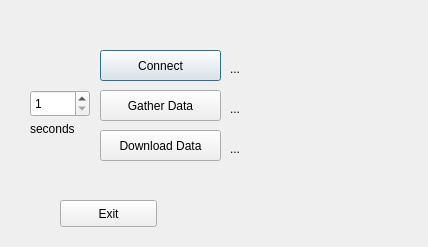
Above: roomba_tracking/metawear.ui from analyticsnate/machine-learning before the change. Below: the same form after it.
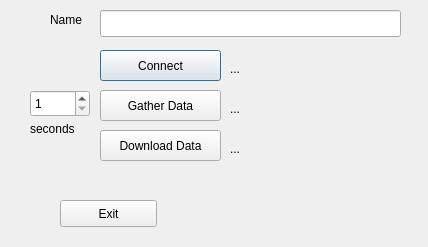
That is the form after the change.

```diff
--- a/roomba_tracking/metawear.ui
+++ b/roomba_tracking/metawear.ui
@@ -130,6 +130,29 @@
     <string>...</string>
    </property>
   </widget>
+  <widget class="QLineEdit" name="nameText">
+   <property name="geometry">
+    <rect>
+     <x>100</x>
+     <y>10</y>
+     <width>301</width>
+     <height>27</height>
+    </rect>
+   </property>
+  </widget>
+  <widget class="QLabel" name="label_2">
+   <property name="geometry">
+    <rect>
+     <x>50</x>
+     <y>10</y>
+     <width>41</width>
+     <height>20</height>
+    </rect>
+   </property>
+   <property name="text">
+    <string>Name</string>
+   </property>
+  </widget>
  </widget>
  <resources/>
  <connections/>
```
Left out of the diff: 6 changed lines with no effect on the pictures.
